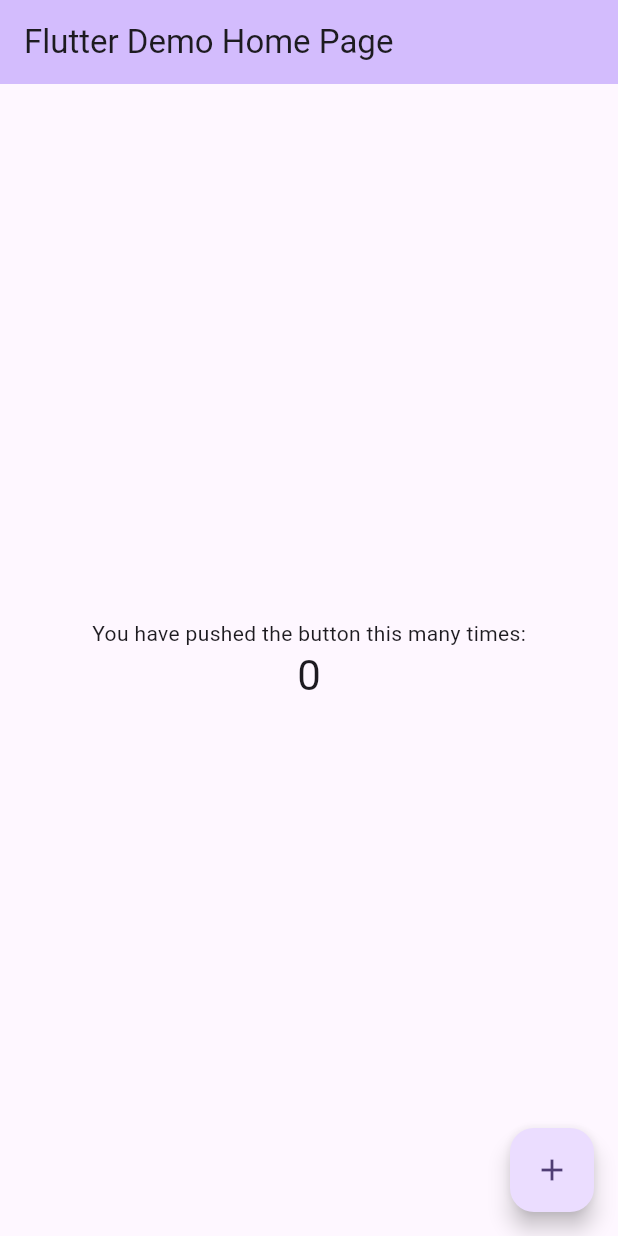
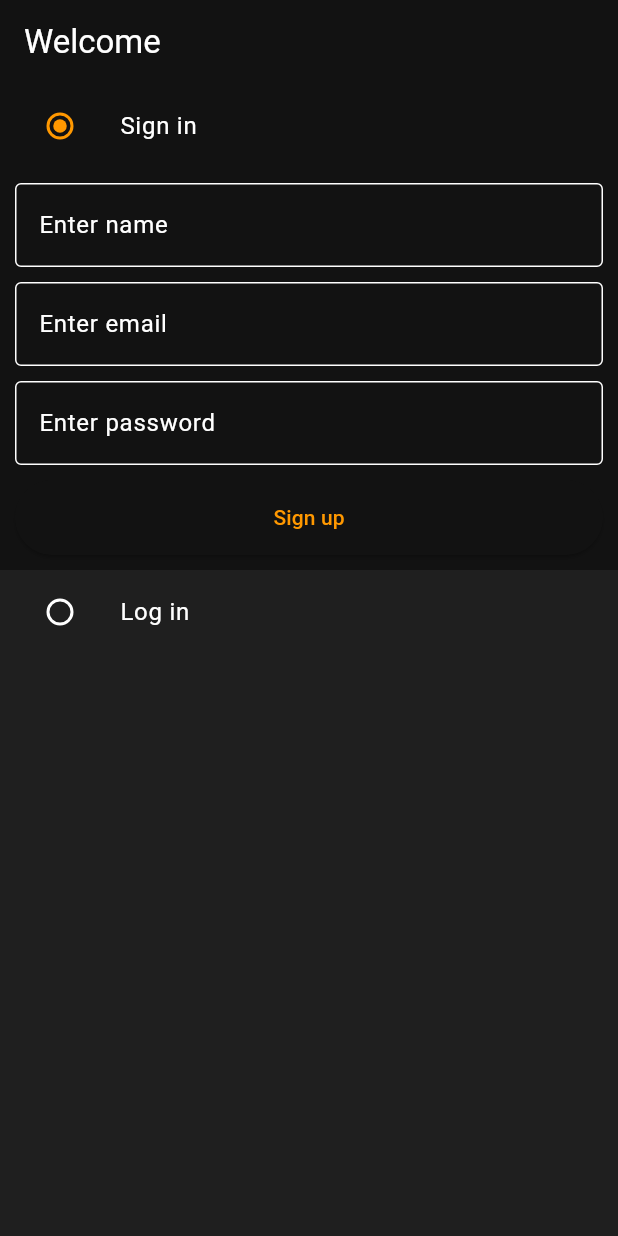
Before and after one commit to Somnathumapathi/ExpressMart, a Flutter app: the screen it shows after launch, on a phone screen of 412 x 824 dp. Run offline on Flutter 3.47's test engine with Material 3 defaults, Android fonts, the phone set to English and light mode, and no system bars.

Commit message:
Auth and backend setup

```diff
--- /dev/null
+++ b/lib/common/widgets/customButton.dart
@@ -0,0 +1,26 @@
+import 'package:flutter/material.dart';
+
+class CustomButton extends StatelessWidget {
+  final String text;
+  final VoidCallback onTap;
+  final Color? color;
+  const CustomButton({
+    Key? key,
+    required this.text,
+    required this.onTap,
+    this.color,
+  }) : super(key: key);
+
+  @override
+  Widget build(BuildContext context) {
+    return ElevatedButton(
+      onPressed: onTap,
+      style: ElevatedButton.styleFrom(
+        minimumSize: const Size(double.infinity, 50),
+      ),
+      child: Text(
+        text,
+      ),
+    );
+  }
+}
--- /dev/null
+++ b/lib/common/widgets/customTextField.dart
@@ -0,0 +1,22 @@
+import 'package:flutter/material.dart';
+
+class CustomTextField extends StatelessWidget {
+  CustomTextField({super.key, required this.controller, this.hintText});
+  final TextEditingController controller;
+  final String? hintText;
+  @override
+  Widget build(BuildContext context) {
+    return TextFormField(
+      controller: controller,
+      decoration: InputDecoration(
+        hintText: hintText,
+        border: OutlineInputBorder(
+          borderSide: BorderSide(color: Colors.white),
+        ),
+        enabledBorder: OutlineInputBorder(
+          borderSide: BorderSide(color: Colors.white),
+        ),
+      ),
+    );
+  }
+}
--- /dev/null
+++ b/lib/constants/global_variables.dart
@@ -0,0 +1,20 @@
+import 'package:flutter/material.dart';
+
+class GlobalVariables {
+  // COLORS
+  static const appBarGradient = LinearGradient(
+    colors: [
+      Color.fromARGB(255, 0, 15, 34), // Dark Blue
+      Color.fromARGB(255, 3, 169, 244), // Deep Sky Blue
+    ],
+    stops: [0.5, 1.0],
+  );
+
+  static const primaryColor = Color.fromRGBO(0, 150, 136, 1); // Dark Teal
+  static const secondaryColor = Color.fromRGBO(255, 152, 0, 1); // Orange
+  static const backgroundColor = Color(0xff121212); // Dark Grey
+  static const Color greyBackgroundColor =
+      Color(0xff1f1f1f); // Slightly Lighter Dark Grey
+  static var selectedNavBarColor = Colors.blue[800]!; // Blue
+  static const unselectedNavBarColor = Colors.grey; // Grey
+}
--- /dev/null
+++ b/lib/features/auth/screens/auth_screen.dart
@@ -0,0 +1,135 @@
+import 'package:expressmart/common/widgets/customButton.dart';
+import 'package:expressmart/common/widgets/customTextField.dart';
+import 'package:expressmart/constants/global_variables.dart';
+import 'package:flutter/material.dart';
+
+enum Auth { signin, signup }
+
+class AuthScreen extends StatefulWidget {
+  static const routeName = '/auth-screen';
+  const AuthScreen({super.key});
+
+  @override
+  State<AuthScreen> createState() => _AuthScreenState();
+}
+
+class _AuthScreenState extends State<AuthScreen> {
+  final signUpFormKey = GlobalKey<FormState>();
+  final signInFormKey = GlobalKey<FormState>();
+  final TextEditingController _nameController = TextEditingController();
+  final TextEditingController _emailController = TextEditingController();
+  final TextEditingController _passwordController = TextEditingController();
+  Auth _auth = Auth.signup;
+  @override
+  void dispose() {
+    _nameController.dispose();
+    _emailController.dispose();
+    _passwordController.dispose();
+    super.dispose();
+  }
+
+  @override
+  Widget build(BuildContext context) {
+    return Scaffold(
+      backgroundColor: GlobalVariables.greyBackgroundColor,
+      appBar: AppBar(
+        title: Text('Welcome'),
+      ),
+      body: Column(children: [
+        ListTile(
+          tileColor: _auth == Auth.signup
+              ? GlobalVariables.backgroundColor
+              : GlobalVariables.greyBackgroundColor,
+          title: Text('Sign in'),
+          leading: Radio(
+            activeColor: GlobalVariables.secondaryColor,
+            value: Auth.signup,
+            groupValue: _auth,
+            onChanged: (Auth? value) {
+              setState(() {
+                _auth = value!;
+              });
+            },
+          ),
+        ),
+        if (_auth == Auth.signup)
+          Container(
+            padding: EdgeInsets.all(10),
+            color: GlobalVariables.backgroundColor,
+            child: Form(
+              key: signUpFormKey,
+              child: Column(
+                children: [
+                  CustomTextField(
+                    controller: _nameController,
+                    hintText: 'Enter name',
+                  ),
+                  SizedBox(
+                    height: 10,
+                  ),
+                  CustomTextField(
+                    controller: _emailController,
+                    hintText: 'Enter email',
+                  ),
+                  SizedBox(
+                    height: 10,
+                  ),
+                  CustomTextField(
+                    controller: _passwordController,
+                    hintText: 'Enter password',
+                  ),
+                  SizedBox(
+                    height: 10,
+                  ),
+                  CustomButton(text: 'Sign up', onTap: () {})
+                ],
+              ),
+            ),
+          ),
+        ListTile(
+          tileColor: _auth == Auth.signin
+              ? GlobalVariables.backgroundColor
+              : GlobalVariables.greyBackgroundColor,
+          title: Text('Log in'),
+          leading: Radio(
+            activeColor: GlobalVariables.secondaryColor,
+            value: Auth.signin,
+            groupValue: _auth,
+            onChanged: (Auth? value) {
+              setState(() {
+                _auth = value!;
+              });
+            },
+          ),
+        ),
+        if (_auth == Auth.signin)
+          Container(
+            padding: EdgeInsets.all(10),
+            color: GlobalVariables.backgroundColor,
+            child: Form(
+              key: signInFormKey,
+              child: Column(
+                children: [
+                  CustomTextField(
+                    controller: _emailController,
+                    hintText: 'Enter email',
+                  ),
+                  SizedBox(
+                    height: 10,
+                  ),
+                  CustomTextField(
+                    controller: _passwordController,
+                    hintText: 'Enter password',
+                  ),
+                  SizedBox(
+                    height: 10,
+                  ),
+                  CustomButton(text: 'Log in', onTap: () {})
+                ],
+              ),
+            ),
+          ),
+      ]),
+    );
+  }
+}
--- a/lib/main.dart
+++ b/lib/main.dart
@@ -1,3 +1,6 @@
+import 'package:expressmart/constants/global_variables.dart';
+import 'package:expressmart/features/auth/screens/auth_screen.dart';
+import 'package:expressmart/router.dart';
 import 'package:flutter/material.dart';
 
 void main() {
@@ -11,115 +14,13 @@
   @override
   Widget build(BuildContext context) {
     return MaterialApp(
-      title: 'Flutter Demo',
-      theme: ThemeData(
-        // This is the theme of your application.
-        //
-        // TRY THIS: Try running your application with "flutter run". You'll see
-        // the application has a purple toolbar. Then, without quitting the app,
-        // try changing the seedColor in the colorScheme below to Colors.green
-        // and then invoke "hot reload" (save your changes or press the "hot
-        // reload" button in a Flutter-supported IDE, or press "r" if you used
-        // the command line to start the app).
-        //
-        // Notice that the counter didn't reset back to zero; the application
-        // state is not lost during the reload. To reset the state, use hot
-        // restart instead.
-        //
-        // This works for code too, not just values: Most code changes can be
-        // tested with just a hot reload.
-        colorScheme: ColorScheme.fromSeed(seedColor: Colors.deepPurple),
-        useMaterial3: true,
-      ),
-      home: const MyHomePage(title: 'Flutter Demo Home Page'),
-    );
+        title: 'Flutter Demo',
+        theme: ThemeData(
+            scaffoldBackgroundColor: GlobalVariables.backgroundColor,
+            colorScheme:
+                const ColorScheme.dark(primary: GlobalVariables.secondaryColor),
+            appBarTheme: const AppBarTheme()),
+        onGenerateRoute: (settings) => generateRoute(settings),
+        home: const AuthScreen());
   }
 }
-
-class MyHomePage extends StatefulWidget {
-  const MyHomePage({super.key, required this.title});
-
-  // This widget is the home page of your application. It is stateful, meaning
-  // that it has a State object (defined below) that contains fields that affect
-  // how it looks.
-
-  // This class is the configuration for the state. It holds the values (in this
-  // case the title) provided by the parent (in this case the App widget) and
-  // used by the build method of the State. Fields in a Widget subclass are
-  // always marked "final".
-
-  final String title;
-
-  @override
-  State<MyHomePage> createState() => _MyHomePageState();
-}
-
-class _MyHomePageState extends State<MyHomePage> {
-  int _counter = 0;
-
-  void _incrementCounter() {
-    setState(() {
-      // This call to setState tells the Flutter framework that something has
-      // changed in this State, which causes it to rerun the build method below
-      // so that the display can reflect the updated values. If we changed
-      // _counter without calling setState(), then the build method would not be
-      // called again, and so nothing would appear to happen.
-      _counter++;
-    });
-  }
-
-  @override
-  Widget build(BuildContext context) {
-    // This method is rerun every time setState is called, for instance as done
-    // by the _incrementCounter method above.
-    //
-    // The Flutter framework has been optimized to make rerunning build methods
-    // fast, so that you can just rebuild anything that needs updating rather
-    // than having to individually change instances of widgets.
-    return Scaffold(
-      appBar: AppBar(
-        // TRY THIS: Try changing the color here to a specific color (to
-        // Colors.amber, perhaps?) and trigger a hot reload to see the AppBar
-        // change color while the other colors stay the same.
-        backgroundColor: Theme.of(context).colorScheme.inversePrimary,
-        // Here we take the value from the MyHomePage object that was created by
-        // the App.build method, and use it to set our appbar title.
-        title: Text(widget.title),
-      ),
-      body: Center(
-        // Center is a layout widget. It takes a single child and positions it
-        // in the middle of the parent.
-        child: Column(
-          // Column is also a layout widget. It takes a list of children and
-          // arranges them vertically. By default, it sizes itself to fit its
-          // children horizontally, and tries to be as tall as its parent.
-          //
-          // Column has various properties to control how it sizes itself and
-          // how it positions its children. Here we use mainAxisAlignment to
-          // center the children vertically; the main axis here is the vertical
-          // axis because Columns are vertical (the cross axis would be
-          // horizontal).
-          //
-          // TRY THIS: Invoke "debug painting" (choose the "Toggle Debug Paint"
-          // action in the IDE, or press "p" in the console), to see the
-          // wireframe for each widget.
-          mainAxisAlignment: MainAxisAlignment.center,
-          children: <Widget>[
-            const Text(
-              'You have pushed the button this many times:',
-            ),
-            Text(
-              '$_counter',
-              style: Theme.of(context).textTheme.headlineMedium,
-            ),
-          ],
-        ),
-      ),
-      floatingActionButton: FloatingActionButton(
-        onPressed: _incrementCounter,
-        tooltip: 'Increment',
-        child: const Icon(Icons.add),
-      ), // This trailing comma makes auto-formatting nicer for build methods.
-    );
-  }
-}
--- /dev/null
+++ b/lib/router.dart
@@ -0,0 +1,18 @@
+import 'package:expressmart/features/auth/screens/auth_screen.dart';
+import 'package:flutter/material.dart';
+
+Route<dynamic> generateRoute(RouteSettings routeSettings) {
+  switch (routeSettings.name) {
+    case AuthScreen.routeName:
+      return MaterialPageRoute(
+          settings: routeSettings, builder: (_) => const AuthScreen());
+
+    default:
+      return MaterialPageRoute(
+          builder: (_) => const Scaffold(
+                body: Center(
+                  child: Text('Are you lost baby girl? 😏'),
+                ),
+              ));
+  }
+}
```
Also changed, not shown: 4 other files.
